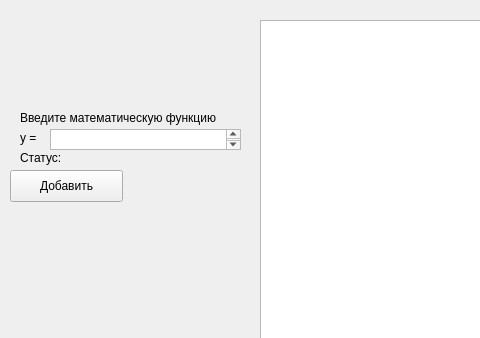
Jagtrieb/GraphicCalculator, file src/MainWindowUI.ui: the form before one commit; both pictures show x 0 to 480 and y 0 to 338 of the 683 by 536 pixel window.
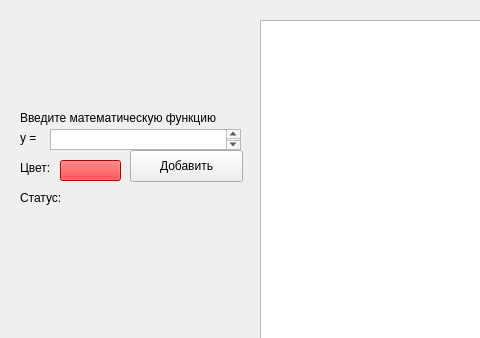
The form after the commit.

Commit message: Added Color pick and requirements.txt

```diff
--- a/src/MainWindowUI.ui
+++ b/src/MainWindowUI.ui
@@ -41,7 +41,7 @@
     <property name="geometry">
      <rect>
       <x>20</x>
-      <y>150</y>
+      <y>190</y>
       <width>301</width>
       <height>16</height>
      </rect>
@@ -53,8 +53,8 @@
    <widget class="QPushButton" name="AddFuncButton">
     <property name="geometry">
      <rect>
-      <x>10</x>
-      <y>170</y>
+      <x>130</x>
+      <y>150</y>
       <width>113</width>
       <height>32</height>
      </rect>
@@ -86,6 +86,35 @@
      </rect>
     </property>
    </widget>
+   <widget class="QLabel" name="label_3">
+    <property name="geometry">
+     <rect>
+      <x>20</x>
+      <y>160</y>
+      <width>60</width>
+      <height>16</height>
+     </rect>
+    </property>
+    <property name="text">
+     <string>Цвет:</string>
+    </property>
+   </widget>
+   <widget class="QPushButton" name="ColorSeletButton">
+    <property name="geometry">
+     <rect>
+      <x>60</x>
+      <y>160</y>
+      <width>61</width>
+      <height>21</height>
+     </rect>
+    </property>
+    <property name="styleSheet">
+     <string notr="true">background-color: red</string>
+    </property>
+    <property name="text">
+     <string/>
+    </property>
+   </widget>
   </widget>
   <widget class="QMenuBar" name="menubar">
    <property name="geometry">
```
The commit also changes 3 other files.
